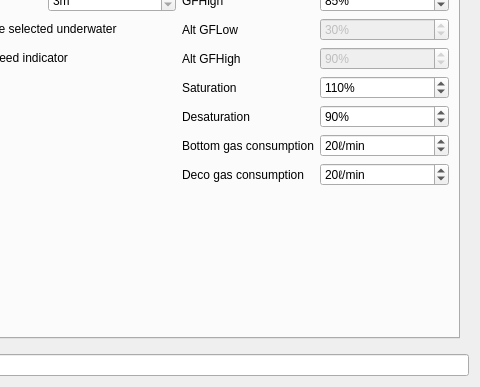
Above: desktop-widgets/configuredivecomputerdialog.ui from subsurface/subsurface before the change; both pictures show x 362 to 842 and y 227 to 614 of the 842 by 614 pixel window. Below: the same form after it.
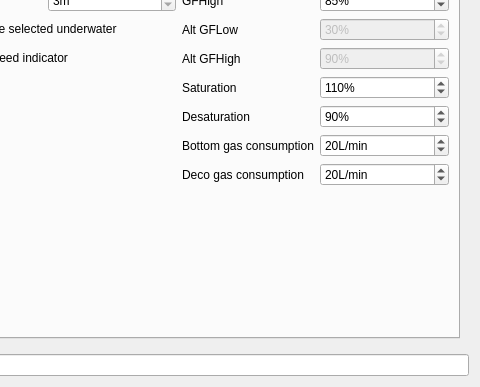
That is the form after the change. The open tabs and pages were chosen to show the change. Icons and pictures are not drawn.

Patch:
```diff
--- a/desktop-widgets/configuredivecomputerdialog.ui
+++ b/desktop-widgets/configuredivecomputerdialog.ui
@@ -852,7 +852,7 @@
             <item row="12" column="4">
              <widget class="QSpinBox" name="decoGasConsumption_3">
               <property name="suffix">
-               <string>ℓ/min</string>
+               <string>L/min</string>
               </property>
               <property name="minimum">
                <number>5</number>
@@ -868,7 +868,7 @@
             <item row="11" column="4">
              <widget class="QSpinBox" name="bottomGasConsumption_3">
               <property name="suffix">
-               <string>ℓ/min</string>
+               <string>L/min</string>
               </property>
               <property name="minimum">
                <number>5</number>
```
Left out of the diff: 12 changed lines with no effect on the pictures.
